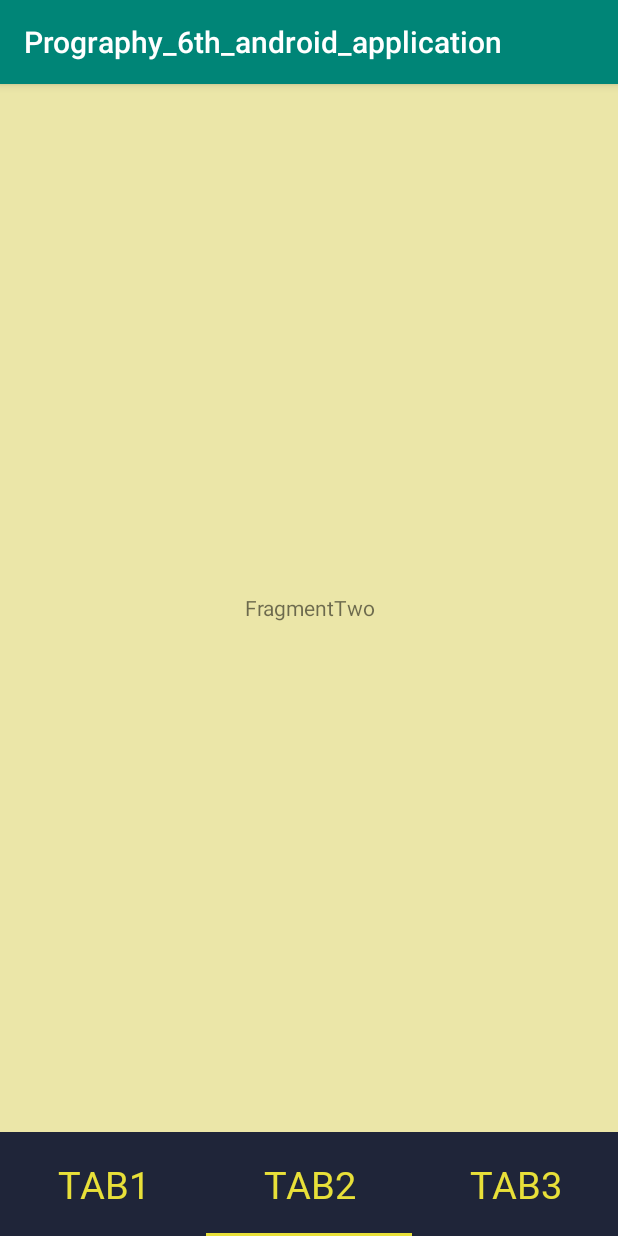
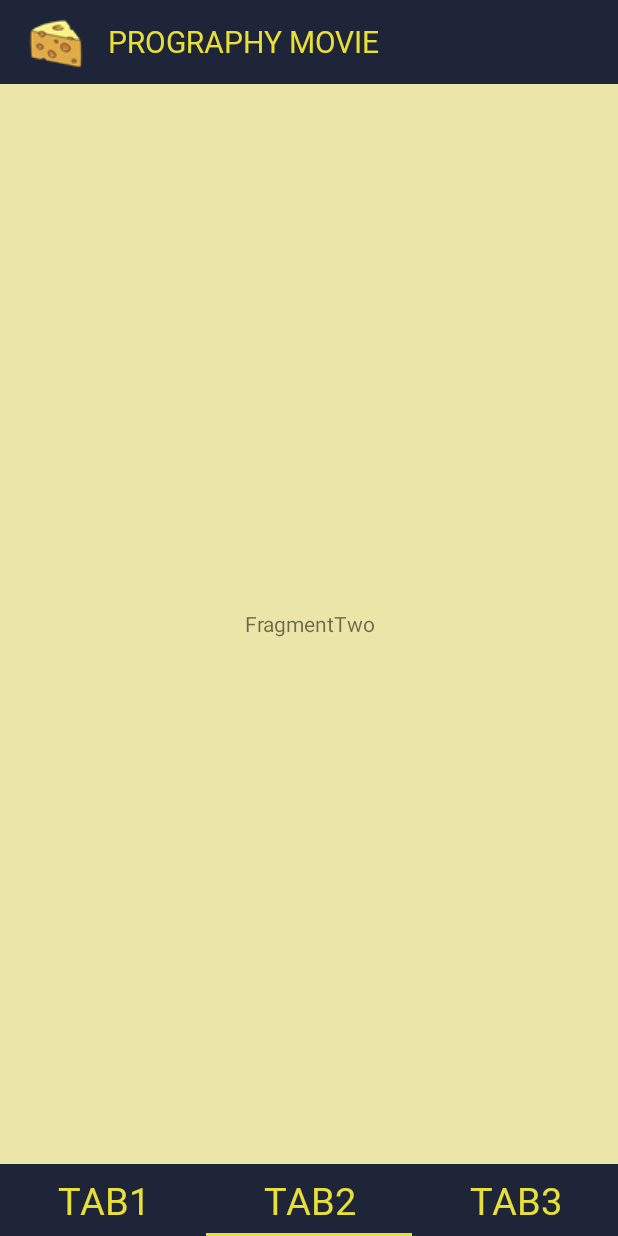
Before and after one commit to d2634/prography_6th_android, an Android app: the screen it shows after launch (MainActivity), item 2 of the bottom bar chosen, on a phone screen of 412 x 824 dp. Run offline under Robolectric (Android 15) with nearby library versions, the phone set to English and light mode, and no system bars.

Commit message:
design_fin
design_fin(아마?)

```diff
--- a/app/src/main/java/com/example/prography_6th_android_application/MainActivity.java
+++ b/app/src/main/java/com/example/prography_6th_android_application/MainActivity.java
@@ -1,13 +1,17 @@
 package com.example.prography_6th_android_application;
 
 import androidx.annotation.NonNull;
+import androidx.annotation.RequiresApi;
+import androidx.appcompat.app.ActionBar;
 import androidx.appcompat.app.AppCompatActivity;
+import androidx.appcompat.widget.Toolbar;
 import androidx.viewpager.widget.PagerAdapter;
 import androidx.viewpager.widget.ViewPager;
 
 import android.content.Context;
 import android.graphics.Color;
 import android.graphics.Typeface;
+import android.os.Build;
 import android.os.Bundle;
 import android.view.View;
 
@@ -23,10 +27,19 @@ public class MainActivity extends AppCompatActivity {
     static boolean tab1_act;
     static boolean tab3_act;
 
+    @RequiresApi(api = Build.VERSION_CODES.LOLLIPOP)
     @Override
     protected void onCreate(Bundle savedInstanceState) {
         super.onCreate(savedInstanceState);
         setContentView(R.layout.activity_main);
+
+
+        Toolbar tb = findViewById(R.id.toolbar);
+        setSupportActionBar(tb);
+        getSupportActionBar().setDisplayShowCustomEnabled(true);
+        getSupportActionBar().setDisplayShowTitleEnabled(false);
+        getSupportActionBar().setDisplayHomeAsUpEnabled(true);
+        getSupportActionBar().setHomeAsUpIndicator(R.drawable.toolbar_icon);
 
         mThis = this;
         tab1_act = false;
--- a/app/src/main/java/com/example/prography_6th_android_application/movielist_recyclerAdapter.java
+++ b/app/src/main/java/com/example/prography_6th_android_application/movielist_recyclerAdapter.java
@@ -88,8 +88,8 @@ public class movielist_recyclerAdapter extends RecyclerView.Adapter<movielist_re
             final String description=data.getDescription();
             textView0.setText(num+". ");
             textView1.setText(title);
-            textView2.setText(director);
-            textView3.setText(release);
+            textView2.setText("director: "+director);
+            textView3.setText("release date: "+release);
 
 
             view.setOnClickListener(new View.OnClickListener() {
--- a/app/src/main/res/layout/activity_main.xml
+++ b/app/src/main/res/layout/activity_main.xml
@@ -1,17 +1,31 @@
 <?xml version="1.0" encoding="utf-8"?>
-<androidx.constraintlayout.widget.ConstraintLayout xmlns:android="http://schemas.android.com/apk/res/android"
+<LinearLayout
+    xmlns:android="http://schemas.android.com/apk/res/android"
     xmlns:app="http://schemas.android.com/apk/res-auto"
     xmlns:tools="http://schemas.android.com/tools"
     android:layout_width="match_parent"
     android:layout_height="match_parent"
+    app:layout_constraintBottom_toTopOf="parent"
+    android:orientation="vertical"
     tools:context=".MainActivity">
 
-    <LinearLayout
+    <androidx.appcompat.widget.Toolbar
+        android:id="@+id/toolbar"
         android:layout_width="match_parent"
-        android:layout_height="match_parent"
-        app:layout_constraintBottom_toTopOf="parent"
-        android:background="#EAEBEE"
-        android:orientation="vertical">
+        android:layout_height="wrap_content"
+        android:background="#1F2539"
+        android:theme="@style/ThemeOverlay.AppCompat.Dark.ActionBar"
+        app:popupTheme="@style/ThemeOverlay.AppCompat.Dark.ActionBar"
+        tools:ignore="MissingConstraints">
+
+        <TextView
+            android:layout_width="wrap_content"
+            android:layout_height="wrap_content"
+            android:textColor="#E8E039"
+            android:fontFamily="@font/nanumbarunpenr"
+            android:textSize="20dp"
+            android:text="PROGRAPHY MOVIE"/>
+    </androidx.appcompat.widget.Toolbar>
 
         <androidx.viewpager.widget.ViewPager
             android:id="@+id/viewpager"
@@ -24,10 +38,10 @@
         <com.google.android.material.tabs.TabLayout
             android:id="@+id/tablayout"
             android:layout_width="match_parent"
-            android:layout_height="match_parent"
+            android:layout_height="wrap_content"
             android:background="#1F2539"
             app:tabTextAppearance="@style/tab_text"
-            android:layout_weight="10">
+            tools:ignore="MissingConstraints">
 
             <com.google.android.material.tabs.TabItem
                 android:layout_width="wrap_content"
@@ -49,7 +63,4 @@
 
         </com.google.android.material.tabs.TabLayout>
 
-
-    </LinearLayout>
-
-</androidx.constraintlayout.widget.ConstraintLayout>
+</LinearLayout>
--- a/app/src/main/res/layout/frag_layout_1.xml
+++ b/app/src/main/res/layout/frag_layout_1.xml
@@ -22,6 +22,7 @@
             android:layout_marginRight="5dp"
             android:gravity="center_vertical"
             android:fontFamily="@font/nanumbarunpenb"
+            android:textColor="#1F2539"
             android:textSize="32dp"
             android:text="MOVIE LIST"/>
         <ImageView
--- a/app/src/main/res/values/styles.xml
+++ b/app/src/main/res/values/styles.xml
@@ -12,4 +12,13 @@
         <item name="android:fontFamily" tools:targetApi="jelly_bean">@font/nanumbarunpenb</item>
         <item name="android:textSize">25dp</item>
     </style>
+
+    <style name="customwidget" parent="Theme.AppCompat.Light.NoActionBar">
+        <!-- Customize your theme here. -->
+        <item name="colorPrimary">@color/colorPrimary</item>
+        <item name="colorPrimaryDark">@color/colorPrimaryDark</item>
+        <item name="colorAccent">@color/colorAccent</item>
+        <item name="windowActionBar">false</item>
+        <item name="windowNoTitle">true</item>
+    </style>
 </resources>
```
Also changed, not shown: app/src/main/AndroidManifest.xml (+5 -3 lines), app/src/main/java/com/example/prography_6th_android_application/movie_detail.java (+30 -2 lines), app/src/main/res/drawable/detail_background_bottom.xml (added, +11 -0 lines), app/src/main/res/drawable/detail_background_mid.xml (added, +9 -0 lines), app/src/main/res/drawable/detail_background_top.xml (added, +10 -0 lines), app/src/main/res/layout/movie_detail_layout.xml (+122 -36 lines), app/src/main/res/layout/movie_list.xml (+4 -6 lines), app/src/main/res/drawable-v24/toolbar_icon.png (added).
